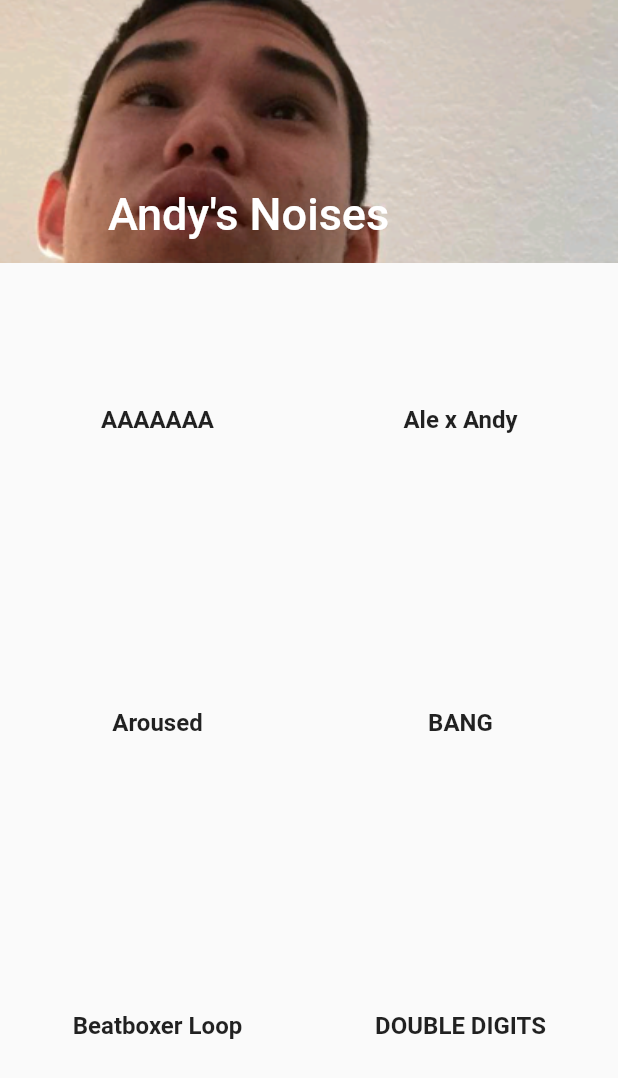
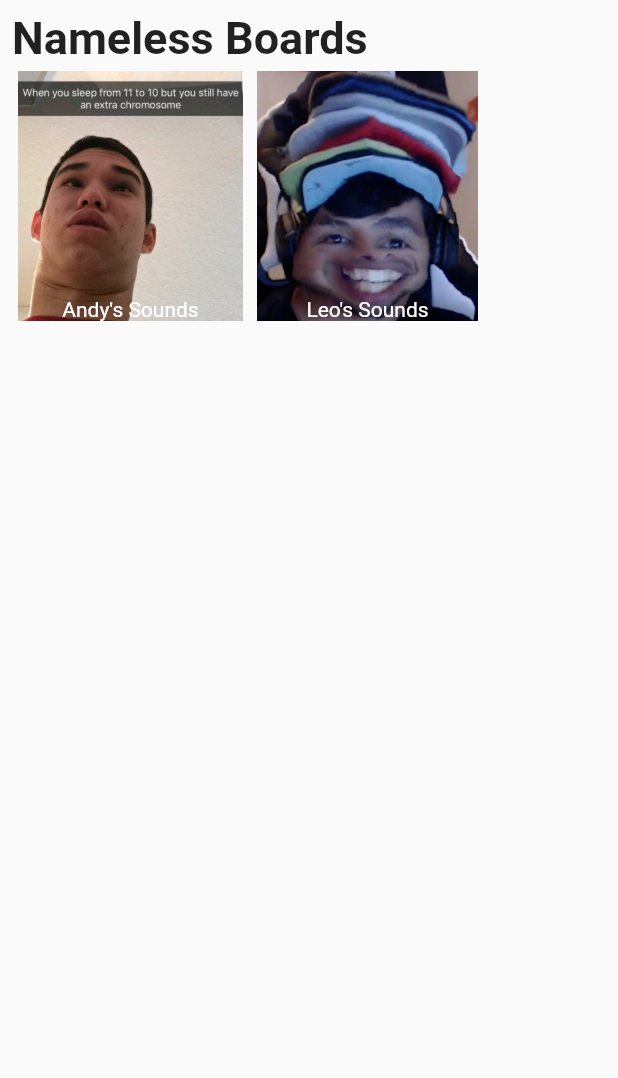
Before and after one commit to scarbone98/flutter-soundboard, a Flutter app: the screen it shows after launch, on a phone screen of 412 x 824 dp. Shown: the top 1078 px of the screen. Run offline on Flutter 3.47's test engine with Material 2 defaults, Android fonts, the phone set to English and light mode, and no system bars; our stand-ins replace audioplayers, bloc, equatable; missing offline and left inert: random_color.

Commit message:
LOTS OF CHANGES

```diff
--- /dev/null
+++ b/lib/RouteArguments.dart
@@ -0,0 +1,5 @@
+class SoundBoardDetailsArguments {
+  final String soundBoardTitle;
+  final String id;
+  SoundBoardDetailsArguments({this.soundBoardTitle, this.id});
+}
--- /dev/null
+++ b/lib/Router.dart
@@ -0,0 +1,41 @@
+import 'package:flutter/material.dart';
+import 'pages/SoundBoardDetails.dart';
+import 'pages/Home.dart';
+import 'RouteArguments.dart';
+
+class WidgetWrapper extends StatelessWidget {
+  final Widget child;
+  const WidgetWrapper({Key key, @required this.child}) : super(key: key);
+
+  @override
+  Widget build(BuildContext context) {
+    return SafeArea(
+      child: Scaffold(body: child),
+    );
+  }
+}
+
+class RouteGenerator {
+  static Route<dynamic> generateRoute(RouteSettings settings) {
+    switch (settings.name) {
+      case '/':
+        return MaterialPageRoute(
+          builder: (_) => WidgetWrapper(child: HomePage()),
+        );
+      case '/soundboardDetails':
+        final SoundBoardDetailsArguments args = settings.arguments;
+        return MaterialPageRoute(
+          builder: (_) => WidgetWrapper(
+            child: SoundBoardDetails(
+              pageTitle: args.soundBoardTitle,
+              id: args.id,
+            ),
+          ),
+        );
+      default:
+        return MaterialPageRoute(
+          builder: (_) => WidgetWrapper(child: HomePage()),
+        );
+    }
+  }
+}
--- a/lib/main.dart
+++ b/lib/main.dart
@@ -1,52 +1,7 @@
-import 'package:audioplayers/audio_cache.dart';
-import 'package:audioplayers/audioplayers.dart';
 import 'package:flutter/material.dart';
-
-import 'models/AndySound.dart';
-import 'widgets/audio_tile.dart';
+import 'Router.dart';
 
 void main() => runApp(MyApp());
-
-List<AndySound> list = [
-  AndySound(labelName: 'Unlimited Power', soundName: 'Unlimited_Power.wav'),
-  AndySound(labelName: 'Thx for the sub', soundName: 'Thx_for_the_sub.wav'),
-  AndySound(labelName: 'Old Man', soundName: 'Old_Man.wav'),
-  AndySound(labelName: 'Nadie hace na', soundName: 'Nadie_hace_na.wav'),
-  AndySound(labelName: 'it\'s huge', soundName: 'its_huge.wav'),
-  AndySound(labelName: 'he\'s just weird', soundName: 'hes_just_weird_dud.wav'),
-  AndySound(labelName: 'AAAAAAA', soundName: 'AAAAAA.wav'),
-  AndySound(
-      labelName: 'Rip Mic',
-      soundName: 'Andeefuckedhismicrophoneinsideout_1.wav'),
-  AndySound(labelName: 'Wohaooo', soundName: 'wohaoooo.wav'),
-  AndySound(labelName: 'THOTASS', soundName: 'THOTASS.wav'),
-  AndySound(labelName: 'Oigin Fighting ;(', soundName: 'oigin_fighting.wav'),
-  AndySound(labelName: 'Laughing', soundName: 'laughing.wav'),
-  AndySound(
-      labelName: 'I\'m actually shkd', soundName: 'ImActuallyShocked.wav'),
-  AndySound(labelName: 'Had to do it toem', soundName: 'had_to_do_it_toem.wav'),
-  AndySound(labelName: 'BANG', soundName: 'BANG.wav'),
-  AndySound(
-      labelName: 'DOUBLE DIGITS', soundName: 'YOU_BOTH_HAVE_DOUBLE_DIGITS.wav'),
-  AndySound(labelName: 'Stuffed', soundName: 'stuffed_like_thanksgiving.wav'),
-  AndySound(labelName: 'Staunton', soundName: 'Staunton.wav'),
-  AndySound(labelName: 'SoT-1', soundName: 'SoT.wav'),
-  AndySound(labelName: 'SoT-2', soundName: 'SoT_2.wav'),
-  AndySound(labelName: 'LOAF', soundName: 'LOAFFF.wav'),
-  AndySound(
-      labelName: 'Shadows room',
-      soundName: 'I_still_see_the_shadows_in_my_room.wav'),
-  AndySound(labelName: 'Full COMMS', soundName: 'Full_Comms.wav'),
-  AndySound(labelName: 'Ale x Andy', soundName: 'pulled_move.wav'),
-  AndySound(labelName: 'Aroused', soundName: 'AROUSED.wav'),
-  AndySound(labelName: 'Beatboxer Loop', soundName: 'BEATBOXER_LOOP.wav'),
-  AndySound(labelName: 'F*** OFF', soundName: 'FUCKOFF.wav'),
-  AndySound(labelName: 'I can\'t hear you', soundName: 'I_CANT_HEAR_YOU.wav'),
-  AndySound(labelName: 'LET ME IN', soundName: 'LET_ME_IN.wav'),
-  AndySound(labelName: 'Mac N Cheese', soundName: 'MAC_N_CHEESE.wav'),
-  AndySound(labelName: 'NO BRO', soundName: 'NO_BRO.wav'),
-  AndySound(labelName: 'OOOOOOOOOOOOOO', soundName: 'OOOOOOOOOOOOOO.wav'),
-];
 
 class MyApp extends StatelessWidget {
   // This widget is the root of your application.
@@ -55,86 +10,10 @@ class MyApp extends StatelessWidget {
     return MaterialApp(
       title: 'Flutter Demo',
       theme: ThemeData(
-        // This is the theme of your application.
-        //
-        // Try running your application with "flutter run". You'll see the
-        // application has a blue toolbar. Then, without quitting the app, try
-        // changing the primarySwatch below to Colors.green and then invoke
-        // "hot reload" (press "r" in the console where you ran "flutter run",
-        // or simply save your changes to "hot reload" in a Flutter IDE).
-        // Notice that the counter didn't reset back to zero; the application
-        // is not restarted.
         primarySwatch: Colors.blue,
       ),
-      home: HomePage(),
+      initialRoute: '/',
+      onGenerateRoute: (settings) => RouteGenerator.generateRoute(settings),
     );
   }
 }
-
-class HomePage extends StatefulWidget {
-  HomePage({Key key}) : super(key: key);
-
-  _HomePageState createState() => _HomePageState();
-}
-
-class _HomePageState extends State<HomePage> {
-  AudioCache audioCache = AudioCache();
-  AudioPlayer currentPlayer;
-  Duration currentPos;
-  Duration totalDuration;
-
-  @override
-  void initState() {
-    list.sort((andy1, andy2) => andy1.labelName.compareTo(andy2.labelName));
-    super.initState();
-  }
-
-  void setAudioPlayer(AudioPlayer audioPlayer) {
-    setState(() {
-      currentPlayer = audioPlayer;
-    });
-  }
-
-  @override
-  Widget build(BuildContext context) {
-    return SafeArea(
-      child: Scaffold(
-        body: Container(
-          child: CustomScrollView(
-            slivers: <Widget>[
-              SliverAppBar(
-                backgroundColor: Colors.white,
-                expandedHeight: 175,
-                flexibleSpace: FlexibleSpaceBar(
-                  title: Text('Andy\'s Noises'),
-                  background:
-                      Image.asset('assets/Andy.png', fit: BoxFit.fitWidth),
-                ),
-              ),
-              SliverPadding(
-                  padding: EdgeInsets.all(4.0),
-                  sliver: SliverGrid.count(
-                    crossAxisCount: 2,
-                    children: List.generate(list.length, (index) {
-                      AndySound currentSound = list[index];
-                      return AudioTile(
-                        andySound: currentSound,
-                        audioCache: audioCache,
-                        setCurrentPlayer: setAudioPlayer,
-                        currentPlayer: currentPlayer,
-                      );
-                    }),
-                  ))
-            ],
-          ),
-        ),
-        // floatingActionButton: FloatingActionButton(
-        //   child: Icon(Icons.arrow_right),
-        //   onPressed: () => Navigator.push(
-        //       context, MaterialPageRoute(builder: (context) => Surprise())),
-        //   backgroundColor: Colors.blueAccent,
-        // ),
-      ),
-    );
-  }
-}
--- /dev/null
+++ b/lib/pages/Home.dart
@@ -0,0 +1,92 @@
+import 'package:flutter/material.dart';
+import 'package:flutter/widgets.dart';
+import 'package:AndyBoard/RouteArguments.dart';
+import 'package:AndyBoard/Data.dart';
+
+class HomePage extends StatelessWidget {
+  const HomePage({Key key}) : super(key: key);
+
+  @override
+  Widget build(BuildContext context) {
+    return Container(
+      child: Padding(
+        padding: const EdgeInsets.all(8.0),
+        child: Column(
+          children: <Widget>[
+            Row(
+              children: <Widget>[
+                Text(
+                  'Nameless Boards',
+                  style: TextStyle(fontSize: 30, fontWeight: FontWeight.bold),
+                )
+              ],
+            ),
+            Container(
+              height: 175,
+              child: ListView(
+                scrollDirection: Axis.horizontal,
+                children: List.generate(featuredBoards.length, (index) {
+                  return FeaturedTile(
+                    soundBoardTitle: featuredBoards[index]['boardTitle'],
+                    id: featuredBoards[index]['id'],
+                    thumbnail: featuredBoards[index]['thumbnail'],
+                  );
+                }),
+              ),
+            ),
+          ],
+        ),
+      ),
+    );
+  }
+}
+
+class FeaturedTile extends StatelessWidget {
+  final String soundBoardTitle;
+  final String id;
+  final String thumbnail;
+  const FeaturedTile({Key key, this.soundBoardTitle, this.id, this.thumbnail})
+      : super(key: key);
+
+  @override
+  Widget build(BuildContext context) {
+    return GestureDetector(
+      onTap: () {
+        Navigator.pushNamed(
+          context,
+          '/soundboardDetails',
+          arguments: SoundBoardDetailsArguments(
+              id: id, soundBoardTitle: soundBoardTitle),
+        );
+      },
+      child: Padding(
+        padding: const EdgeInsets.all(4.0),
+        child: Container(
+          width: 150,
+          height: 175,
+          decoration: BoxDecoration(
+            borderRadius: BorderRadius.circular(2),
+          ),
+          child: Stack(
+            fit: StackFit.expand,
+            children: <Widget>[
+              Image.asset(
+                'assets/$thumbnail',
+                fit: BoxFit.fitHeight,
+              ),
+              Column(
+                mainAxisAlignment: MainAxisAlignment.end,
+                children: <Widget>[
+                  Text(
+                    soundBoardTitle,
+                    style: TextStyle(color: Colors.white),
+                  )
+                ],
+              ),
+            ],
+          ),
+        ),
+      ),
+    );
+  }
+}
```
Also changed, not shown: lib/Data.dart (added, +52 -0 lines), lib/pages/SoundBoardDetails.dart (added, +90 -0 lines), lib/widgets/audio_tile.dart (+42 -30 lines).
